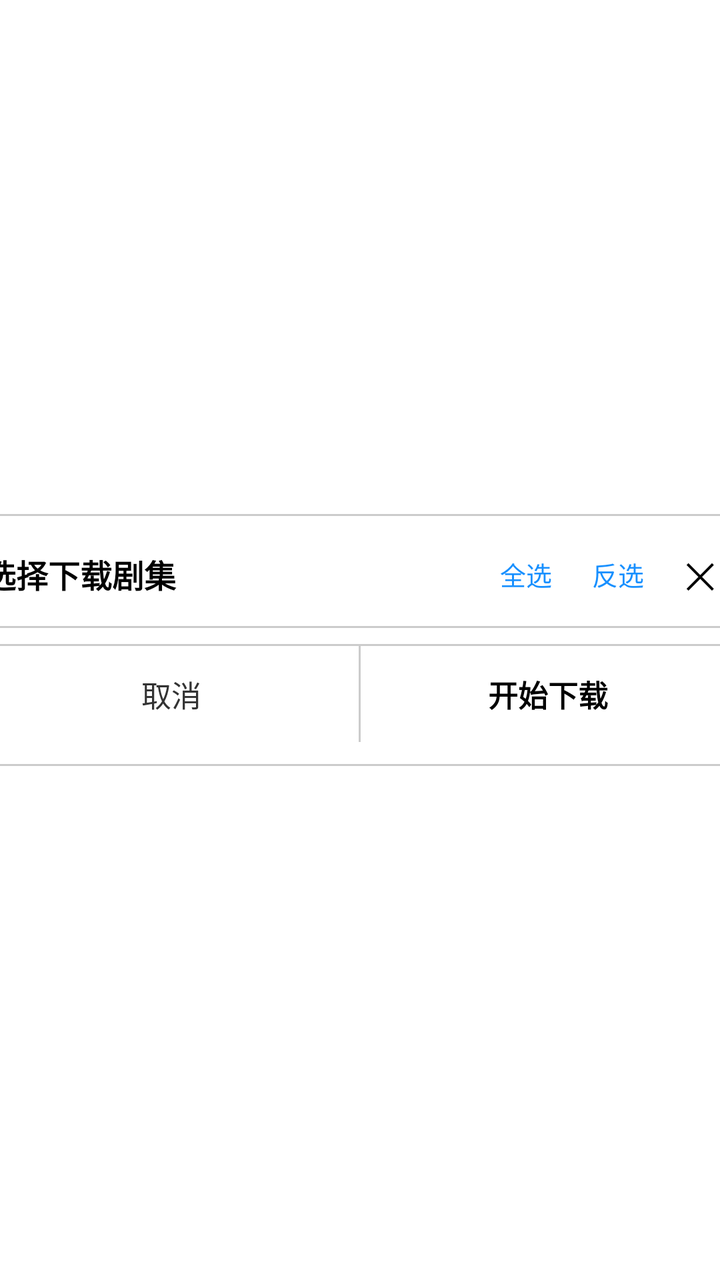
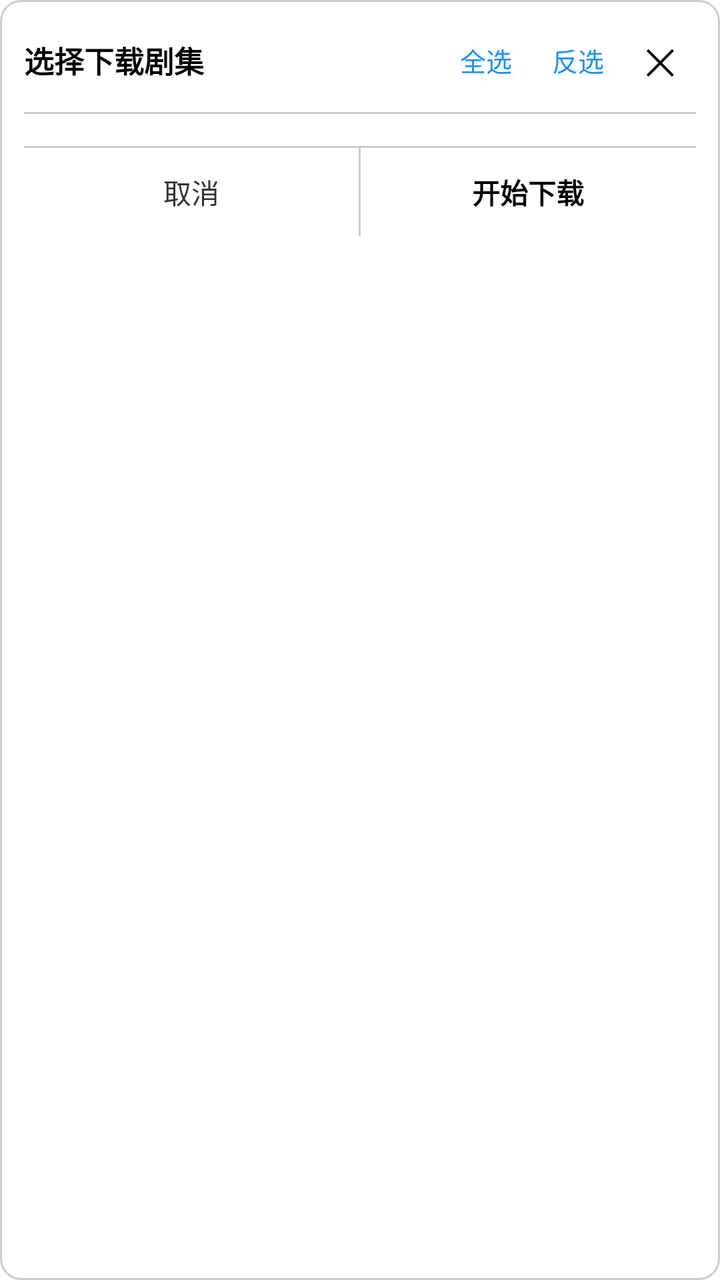

An Android layout rendered at two revisions. The XML below is the earlier revision; the diff shows what the commit changed to produce the second picture.
<!-- AndroidManifest.xml: application theme AppTheme.NoActionBar -->
<!-- res/layout/dialog_download_select.xml -->
<?xml version="1.0" encoding="utf-8"?>
<FrameLayout xmlns:android="http://schemas.android.com/apk/res/android"
    android:layout_width="match_parent"
    android:layout_height="match_parent"
    android:background="@android:color/transparent">

    <LinearLayout
        android:layout_width="400dp"
        android:layout_height="wrap_content"
        android:layout_gravity="center"
        android:background="@drawable/shape_danmu_setting_bg"
        android:orientation="vertical"
        android:padding="12dp">

        
        <LinearLayout
            android:layout_width="match_parent"
            android:layout_height="wrap_content"
            android:orientation="horizontal"
            android:gravity="center_vertical"
            android:paddingBottom="8dp">

            <TextView
                android:id="@+id/tvDownloadTitle"
                android:layout_width="0dp"
                android:layout_height="wrap_content"
                android:layout_weight="1"
                android:text="选择下载剧集"
                android:textColor="@android:color/black"
                android:textSize="16sp"
                android:textStyle="bold" />

            <TextView
                android:id="@+id/tvSelectAll"
                android:layout_width="wrap_content"
                android:layout_height="36dp"
                android:gravity="center"
                android:paddingLeft="10dp"
                android:paddingRight="10dp"
                android:text="全选"
                android:textColor="#FF1890FF"
                android:textSize="13sp" />

            <TextView
                android:id="@+id/tvDeselectAll"
                android:layout_width="wrap_content"
                android:layout_height="36dp"
                android:gravity="center"
                android:paddingLeft="10dp"
                android:paddingRight="10dp"
                android:text="反选"
                android:textColor="#FF1890FF"
                android:textSize="13sp" />

            <TextView
                android:id="@+id/tvDownloadClose"
                android:layout_width="36dp"
                android:layout_height="36dp"
                android:text="✕"
                android:textColor="@android:color/black"
                android:textSize="18sp"
                android:gravity="center" />
        </LinearLayout>

        
        <View
            android:layout_width="match_parent"
            android:layout_height="1dp"
            android:background="@color/dialog_panel_stroke"
            android:layout_marginBottom="8dp" />

        
        <androidx.recyclerview.widget.RecyclerView
            android:id="@+id/rvEpisodes"
            android:layout_width="match_parent"
            android:layout_height="0dp"
            android:layout_weight="1"
            android:scrollbars="none" />

        
        <View
            android:layout_width="match_parent"
            android:layout_height="1dp"
            android:background="@color/dialog_panel_stroke" />

        
        <LinearLayout
            android:layout_width="match_parent"
            android:layout_height="48dp"
            android:orientation="horizontal">

            <TextView
                android:id="@+id/tvDownloadCancel"
                android:layout_width="0dp"
                android:layout_height="match_parent"
                android:layout_weight="1"
                android:gravity="center"
                android:text="取消"
                android:textColor="#FF333333"
                android:textSize="15sp" />

            <View
                android:layout_width="1dp"
                android:layout_height="match_parent"
                android:background="@color/dialog_panel_stroke" />

            <TextView
                android:id="@+id/tvDownloadConfirm"
                android:layout_width="0dp"
                android:layout_height="match_parent"
                android:layout_weight="1"
                android:gravity="center"
                android:text="开始下载"
                android:textColor="@color/dialog_text_primary"
                android:textSize="15sp"
                android:textStyle="bold" />
        </LinearLayout>
    </LinearLayout>
</FrameLayout>
<!-- resources referenced by this layout -->
<resources>
  <color name="dialog_panel_stroke">#33000000</color>
  <color name="dialog_text_primary">#FF000000</color>
  <!-- drawable shape_danmu_setting_bg (drawable) -->
  <?xml version="1.0" encoding="utf-8"?>
  <shape xmlns:android="http://schemas.android.com/apk/res/android">
      <corners android:radius="@dimen/vs_10" />
      <solid android:color="@color/dialog_panel_bg" />
      <stroke
          android:width="@dimen/vs_1"
          android:color="@color/dialog_panel_stroke" />
  </shape>
  <style name="AppTheme.NoActionBar" parent="AppTheme">
          <item name="android:windowActionBar">false</item>
          <item name="android:windowNoTitle">true</item>
          <item name="windowActionBar">false</item>
          <item name="android:windowContentOverlay">@null</item>
          <item name="windowNoTitle">true</item>
          <item name="android:keepScreenOn">true</item>
          <item name="android:windowBackground">@android:color/transparent</item>
          
          <item name="android:windowTranslucentStatus">false</item>
          <item name="android:statusBarColor">@android:color/transparent</item>
          <item name="android:windowDrawsSystemBarBackgrounds">true</item>
          <item name="android:fitsSystemWindows">false</item>
          
          <item name="android:windowLightStatusBar">true</item>
      </style>
  <dimen name="vs_10">10dp</dimen>
  <color name="dialog_panel_bg">#FFFFFFFF</color>
  <dimen name="vs_1">1dp</dimen>
  <style name="AppTheme" parent="Theme.AppCompat.Light.DarkActionBar">
          
          <item name="colorPrimary">@color/color_6200EE</item>
          <item name="colorPrimaryDark">@color/color_3700B3</item>
          <item name="colorAccent">@color/color_03DAC5</item>
      </style>
  <color name="color_6200EE">#6200EE</color>
  <color name="color_3700B3">#3700B3</color>
  <color name="color_03DAC5">#03DAC5</color>
</resources>

<!-- the commit's change to res/layout/dialog_download_select.xml (unified diff, before → after) -->
@@ -4,116 +4,137 @@
     android:layout_height="match_parent"
     android:background="@android:color/transparent">
 
-    <LinearLayout
-        android:layout_width="400dp"
-        android:layout_height="wrap_content"
-        android:layout_gravity="center"
-        android:background="@drawable/shape_danmu_setting_bg"
-        android:orientation="vertical"
-        android:padding="12dp">
+    <androidx.core.widget.NestedScrollView
+        android:layout_width="match_parent"
+        android:layout_height="match_parent"
+        android:fillViewport="true"
+        android:scrollbars="none">
 
-        
         <LinearLayout
-            android:layout_width="match_parent"
+            android:layout_width="wrap_content"
             android:layout_height="wrap_content"
-            android:orientation="horizontal"
-            android:gravity="center_vertical"
-            android:paddingBottom="8dp">
+            android:layout_gravity="center"
+            android:background="@drawable/shape_danmu_setting_bg"
+            android:minWidth="320dp"
+            android:orientation="vertical"
+            android:padding="12dp">
 
-            <TextView
-                android:id="@+id/tvDownloadTitle"
-                android:layout_width="0dp"
+            
+            <LinearLayout
+                android:layout_width="match_parent"
                 android:layout_height="wrap_content"
-                android:layout_weight="1"
-                android:text="选择下载剧集"
-                android:textColor="@android:color/black"
-                android:textSize="16sp"
-                android:textStyle="bold" />
+                android:orientation="horizontal"
+                android:gravity="center_vertical"
+                android:paddingBottom="8dp">
 
-            <TextView
-                android:id="@+id/tvSelectAll"
-                android:layout_width="wrap_content"
-                android:layout_height="36dp"
-                android:gravity="center"
-                android:paddingLeft="10dp"
-                android:paddingRight="10dp"
-                android:text="全选"
-                android:textColor="#FF1890FF"
-                android:textSize="13sp" />
+                <TextView
+                    android:id="@+id/tvDownloadTitle"
+                    android:layout_width="0dp"
+                    android:layout_height="wrap_content"
+                    android:layout_weight="1"
+                    android:text="选择下载剧集"
+                    android:textColor="@android:color/black"
+                    android:textSize="15sp"
+                    android:textStyle="bold"
+                    android:singleLine="true"
+                    android:ellipsize="end" />
 
-            <TextView
-                android:id="@+id/tvDeselectAll"
-                android:layout_width="wrap_content"
-                android:layout_height="36dp"
-                android:gravity="center"
-                android:paddingLeft="10dp"
-                android:paddingRight="10dp"
-                android:text="反选"
-                android:textColor="#FF1890FF"
-                android:textSize="13sp" />
+                <TextView
+                    android:id="@+id/tvSelectAll"
+                    android:layout_width="wrap_content"
+                    android:layout_height="32dp"
+                    android:gravity="center"
+                    android:paddingLeft="10dp"
+                    android:paddingRight="10dp"
+                    android:text="全选"
+                    android:textColor="#FF1890FF"
+                    android:textSize="13sp"
+                    android:clickable="true"
+                    android:focusable="true" />
 
-            <TextView
-                android:id="@+id/tvDownloadClose"
-                android:layout_width="36dp"
-                android:layout_height="36dp"
-                android:text="✕"
-                android:textColor="@android:color/black"
-                android:textSize="18sp"
-                android:gravity="center" />
-        </LinearLayout>
+                <TextView
+                    android:id="@+id/tvDeselectAll"
+                    android:layout_width="wrap_content"
+                    android:layout_height="32dp"
+                    android:gravity="center"
+                    android:paddingLeft="10dp"
+                    android:paddingRight="10dp"
+                    android:text="反选"
+                    android:textColor="#FF1890FF"
+                    android:textSize="13sp"
+                    android:clickable="true"
+                    android:focusable="true" />
 
-        
-        <View
-            android:layout_width="match_parent"
-            android:layout_height="1dp"
-            android:background="@color/dialog_panel_stroke"
-            android:layout_marginBottom="8dp" />
+                <TextView
+                    android:id="@+id/tvDownloadClose"
+                    android:layout_width="36dp"
+                    android:layout_height="36dp"
+                    android:text="✕"
+                    android:textColor="@android:color/black"
+                    android:textSize="18sp"
+                    android:gravity="center"
+                    android:clickable="true"
+                    android:focusable="true" />
+            </LinearLayout>
 
-        
-        <androidx.recyclerview.widget.RecyclerView
-            android:id="@+id/rvEpisodes"
-            android:layout_width="match_parent"
-            android:layout_height="0dp"
-            android:layout_weight="1"
-            android:scrollbars="none" />
+            
+            <View
+                android:layout_width="match_parent"
+                android:layout_height="1dp"
+                android:background="@color/dialog_panel_stroke"
+                android:layout_marginBottom="8dp" />
 
-        
-        <View
-            android:layout_width="match_parent"
-            android:layout_height="1dp"
-            android:background="@color/dialog_panel_stroke" />
+            
+            <androidx.recyclerview.widget.RecyclerView
+                android:id="@+id/rvEpisodes"
+                android:layout_width="match_parent"
+                android:layout_height="wrap_content"
+                android:maxHeight="360dp"
+                android:scrollbars="none" />
 
-        
-        <LinearLayout
-            android:layout_width="match_parent"
-            android:layout_height="48dp"
-            android:orientation="horizontal">
-
-            <TextView
-                android:id="@+id/tvDownloadCancel"
-                android:layout_width="0dp"
-                android:layout_height="match_parent"
-                android:layout_weight="1"
-                android:gravity="center"
-                android:text="取消"
-                android:textColor="#FF333333"
-                android:textSize="15sp" />
-
+            
             <View
-                android:layout_width="1dp"
-                android:layout_height="match_parent"
+                android:layout_width="match_parent"
+                android:layout_height="1dp"
+                android:layout_marginTop="8dp"
                 android:background="@color/dialog_panel_stroke" />
 
-            <TextView
-                android:id="@+id/tvDownloadConfirm"
-                android:layout_width="0dp"
-                android:layout_height="match_parent"
-                android:layout_weight="1"
-                android:gravity="center"
-                android:text="开始下载"
-                android:textColor="@color/dialog_text_primary"
-                android:textSize="15sp"
-                android:textStyle="bold" />
+            
+            <LinearLayout
+                android:layout_width="match_parent"
+                android:layout_height="44dp"
+                android:orientation="horizontal">
+
+                <TextView
+                    android:id="@+id/tvDownloadCancel"
+                    android:layout_width="0dp"
+                    android:layout_height="match_parent"
+                    android:layout_weight="1"
+                    android:gravity="center"
+                    android:text="取消"
+                    android:textColor="#FF333333"
+                    android:textSize="14sp"
+                    android:clickable="true"
+                    android:focusable="true" />
+
+                <View
+                    android:layout_width="1dp"
+                    android:layout_height="match_parent"
+                    android:background="@color/dialog_panel_stroke" />
+
+                <TextView
+                    android:id="@+id/tvDownloadConfirm"
+                    android:layout_width="0dp"
+                    android:layout_height="match_parent"
+                    android:layout_weight="1"
+                    android:gravity="center"
+                    android:text="开始下载"
+                    android:textColor="@color/dialog_text_primary"
+                    android:textSize="14sp"
+                    android:textStyle="bold"
+                    android:clickable="true"
+                    android:focusable="true" />
+            </LinearLayout>
         </LinearLayout>
-    </LinearLayout>
+    </androidx.core.widget.NestedScrollView>
 </FrameLayout>
